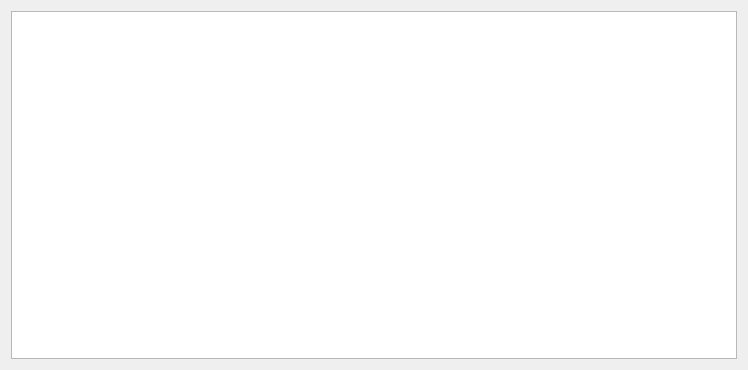
First picture: the form in client/scanstatisticsdialog.ui, repository lieroz/VirusTotalClient, before the edit.
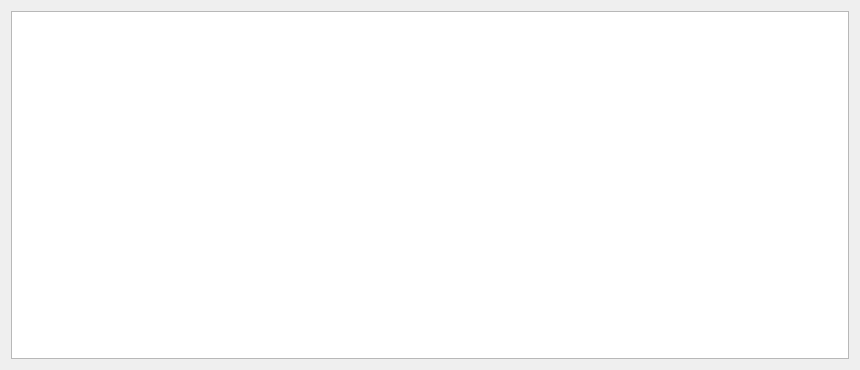
Second picture: the form after the edit.

Commit message: Tested pop up window for scan statistics.

Patch:
```diff
--- a/client/scanstatisticsdialog.ui
+++ b/client/scanstatisticsdialog.ui
@@ -6,7 +6,7 @@
    <rect>
     <x>0</x>
     <y>0</y>
-    <width>748</width>
+    <width>860</width>
     <height>370</height>
    </rect>
   </property>
```
The commit also changes 2 other files.
